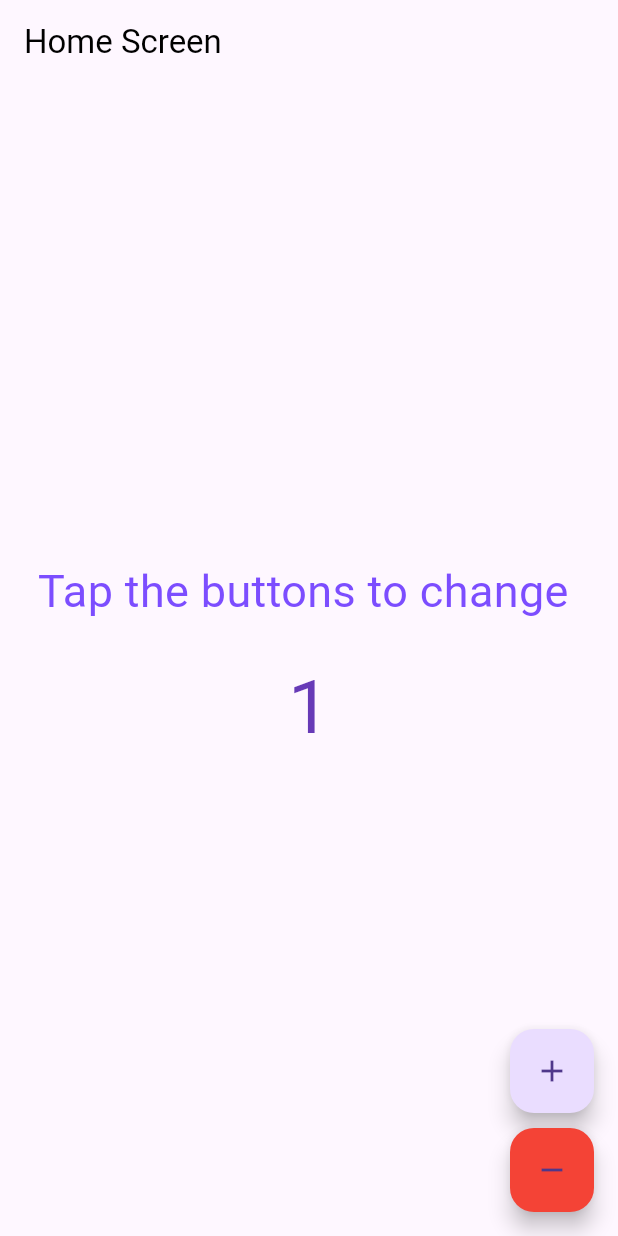
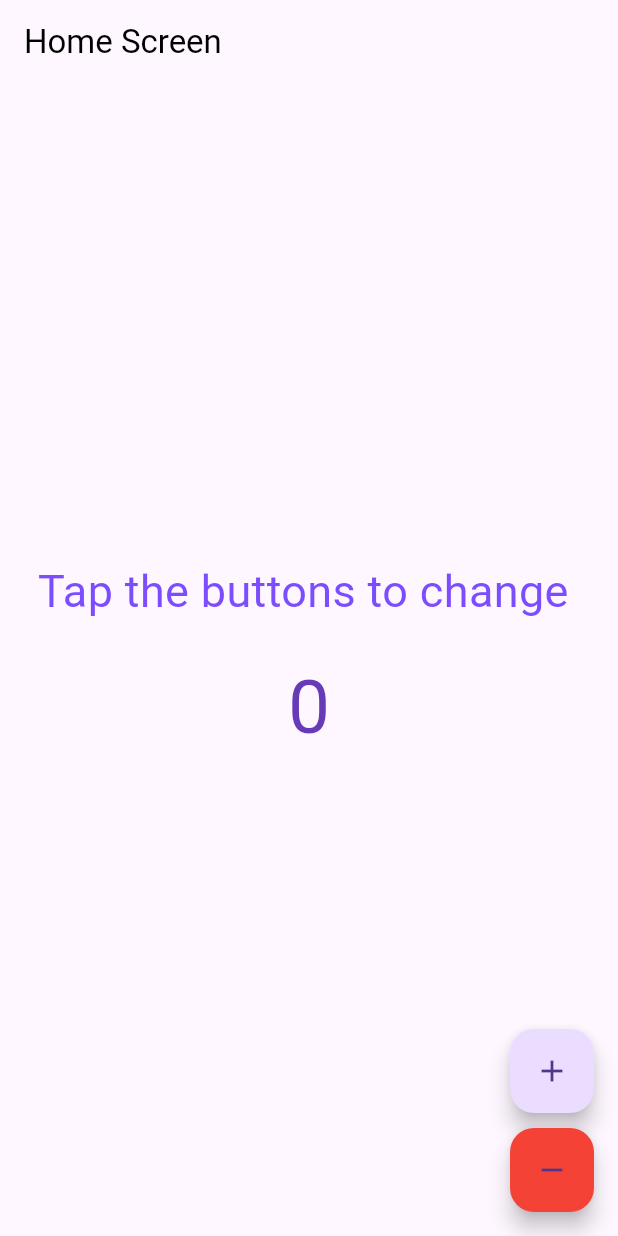
Before and after one commit to alyanktk185/Developer-Hub-Intern-Task-2, a Flutter app: the screen it shows after launch, after a tap on the "add" icon, after a tap on the "remove" icon, on a phone screen of 412 x 824 dp. Run offline on Flutter 3.47's test engine with Material 3 defaults, Android fonts, the phone set to English and light mode, and no system bars; our stand-ins replace get, shared_preferences.

Commit message:
Update main.dart

```diff
--- a/lib/counter_model/counter_controller.dart
+++ b/lib/counter_model/counter_controller.dart
@@ -1,15 +1,34 @@
 import 'package:get/get.dart';
+import 'package:shared_preferences/shared_preferences.dart';
 
 class CounterController extends GetxController {
   RxInt counter = 1.obs;
 
+  @override
+  void onInit() {
+    super.onInit();
+    loadCounter();
+  }
+
   incrementCounter() {
     counter++;
     print(counter);
+    saveCounter();
   }
 
   decrementCounter() {
     counter--;
     print(counter);
+    saveCounter();
+  }
+
+  void saveCounter() async {
+    SharedPreferences prefs = await SharedPreferences.getInstance();
+    prefs.setInt('counter', counter.value);
+  }
+
+  void loadCounter() async {
+    SharedPreferences prefs = await SharedPreferences.getInstance();
+    counter.value = prefs.getInt('counter') ?? 0;
   }
 }
--- a/lib/main.dart
+++ b/lib/main.dart
@@ -1,7 +1,11 @@
+import 'package:developerhub_task2/counter_model/counter_controller.dart';
 import 'package:developerhub_task2/screens/home_screen.dart';
 import 'package:flutter/material.dart';
+import 'package:get/get.dart';
 
-void main() {
+void main() async {
+  WidgetsFlutterBinding.ensureInitialized();
+  Get.put(CounterController()); // Global instance
   runApp(const MyApp());
 }
 
@@ -11,7 +15,7 @@ class MyApp extends StatelessWidget {
   // This widget is the root of your application.
   @override
   Widget build(BuildContext context) {
-    return MaterialApp(
+    return GetMaterialApp(
       debugShowCheckedModeBanner: false,
       theme: ThemeData(primaryColor: Colors.blue),
       home: HomeScreen(),
--- a/lib/screens/home_screen.dart
+++ b/lib/screens/home_screen.dart
@@ -10,7 +10,7 @@ class HomeScreen extends StatefulWidget {
 }
 
 class _HomeScreenState extends State<HomeScreen> {
-  final CounterController controller = Get.put(CounterController());
+  final CounterController controller = Get.find();
 
   @override
   Widget build(BuildContext context) {
--- a/pubspec.yaml
+++ b/pubspec.yaml
@@ -31,10 +31,12 @@ dependencies:
   flutter:
     sdk: flutter
 
+
   # The following adds the Cupertino Icons font to your application.
   # Use with the CupertinoIcons class for iOS style icons.
   cupertino_icons: ^1.0.8
   get: ^4.7.2
+  shared_preferences: ^2.2.2
 
 dev_dependencies:
   flutter_test:
```
Also changed, not shown: pubspec.lock, 13 other files.
